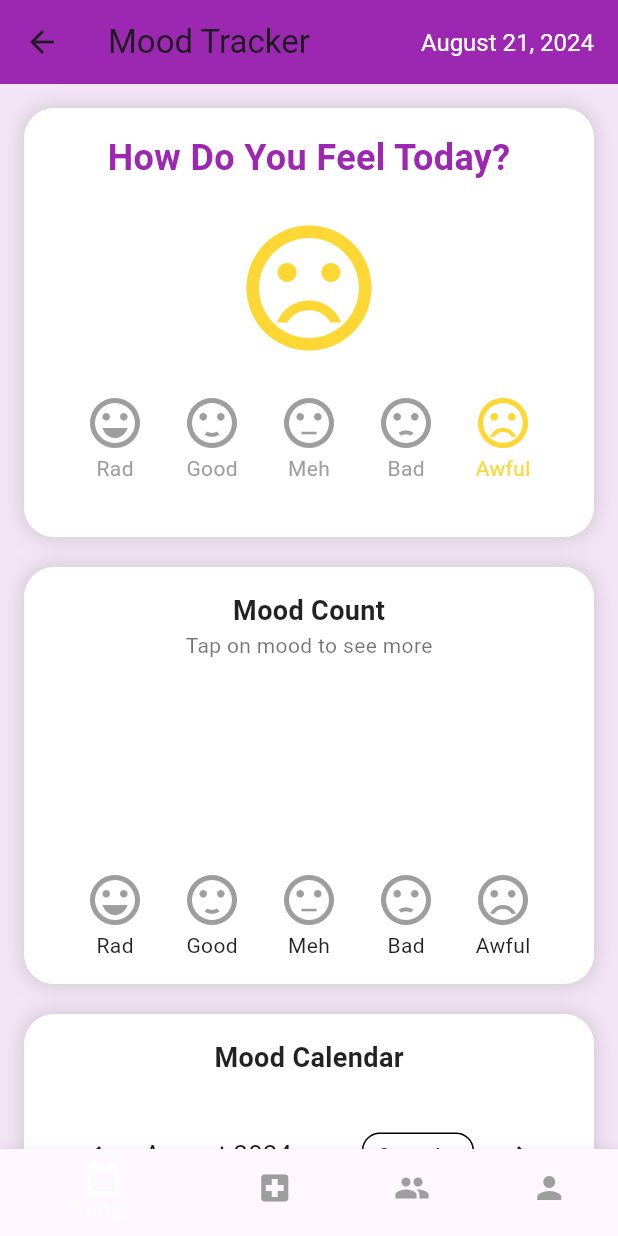
After one commit to ek08052004/healthyminds, a Flutter app: the screen it shows after launch, after a tap on "Go to Mood Tracker", on a phone screen of 412 x 824 dp. The commit adds this screen. Run offline on Flutter 3.47's test engine with Material 3 defaults, Android fonts, the phone set to English and light mode, and no system bars; drawn by our look-alikes of table_calendar; our stand-ins replace image_picker.

Commit message:
mood tracker added

```diff
--- a/lib/main.dart
+++ b/lib/main.dart
@@ -1,5 +1,5 @@
 import 'package:flutter/material.dart';
-import 'screens/vision_board_screen.dart';
+import 'screens/home_screen.dart'; // Import HomeScreen
 
 void main() {
   runApp(MyApp());
@@ -14,7 +14,7 @@ class MyApp extends StatelessWidget {
       theme: ThemeData(
         primarySwatch: Colors.blue,
       ),
-      home: VisionBoardScreen(),
+      home: HomeScreen(), // Set HomeScreen as the home widget
     );
   }
 }
--- /dev/null
+++ b/lib/screens/home_screen.dart
@@ -0,0 +1,44 @@
+import 'package:flutter/material.dart';
+import 'vision_board_screen.dart';
+import 'mood_tracker_screen.dart'; // Import MoodTrackerScreen
+
+class HomeScreen extends StatelessWidget {
+  @override
+  Widget build(BuildContext context) {
+    return Scaffold(
+      appBar: AppBar(
+        title: Text('Home'),
+      ),
+      body: Center(
+        child: Column(
+          mainAxisAlignment: MainAxisAlignment.center,
+          children: [
+            ElevatedButton(
+              onPressed: () {
+                Navigator.push(
+                  context,
+                  MaterialPageRoute(
+                    builder: (context) => VisionBoardScreen(),
+                  ),
+                );
+              },
+              child: Text('Go to Vision Board'),
+            ),
+            SizedBox(height: 20),
+            ElevatedButton(
+              onPressed: () {
+                Navigator.push(
+                  context,
+                  MaterialPageRoute(
+                    builder: (context) => MoodTrackerScreen(),
+                  ),
+                );
+              },
+              child: Text('Go to Mood Tracker'),
+            ),
+          ],
+        ),
+      ),
+    );
+  }
+}
--- /dev/null
+++ b/lib/screens/mood_tracker_screen.dart
@@ -0,0 +1,367 @@
+import 'package:flutter/material.dart';
+import 'package:table_calendar/table_calendar.dart';
+import 'dart:math';
+import 'package:intl/intl.dart';
+
+class MoodTrackerScreen extends StatefulWidget {
+  @override
+  _MoodTrackerScreenState createState() => _MoodTrackerScreenState();
+}
+
+class _MoodTrackerScreenState extends State<MoodTrackerScreen> {
+  int _selectedMood = 4; // Default to Awful
+  DateTime _selectedDay = DateTime.now();
+
+  final List<String> moods = ["Rad", "Good", "Meh", "Bad", "Awful"];
+  final List<IconData> moodIcons = [
+    Icons.sentiment_very_satisfied,
+    Icons.sentiment_satisfied,
+    Icons.sentiment_neutral,
+    Icons.sentiment_dissatisfied,
+    Icons.sentiment_very_dissatisfied
+  ];
+  final List<Color> moodColors = [
+    Colors.orange,
+    Colors.green,
+    Colors.purple,
+    Colors.red,
+    Colors.blue,
+  ];
+
+  // Mood counts stored dynamically
+  final List<int> moodCounts = [0, 0, 0, 0, 0];
+
+  // Storing the mood for each date
+  final Map<DateTime, int> moodData = {};
+
+  void _updateMood(int index) {
+    setState(() {
+      if (!moodData.containsKey(_selectedDay)) {
+        _selectedMood = index;
+        moodCounts[index] += 1; // Increment the count of the selected mood
+        moodData[_selectedDay] = index; // Store the mood for the selected date
+      }
+    });
+  }
+
+  @override
+  Widget build(BuildContext context) {
+    String formattedDate = DateFormat.yMMMMd().format(DateTime.now());
+
+    return Scaffold(
+      backgroundColor: Colors.purple[50],
+      appBar: AppBar(
+        backgroundColor: Colors.purple,
+        title: Row(
+          mainAxisAlignment: MainAxisAlignment.spaceBetween,
+          children: [
+            Text('Mood Tracker'),
+            Text(
+              formattedDate,
+              style: TextStyle(fontSize: 16, color: Colors.white),
+            ),
+          ],
+        ),
+      ),
+      body: SingleChildScrollView(
+        child: Padding(
+          padding: const EdgeInsets.all(16.0),
+          child: Column(
+            children: [
+              Container(
+                decoration: BoxDecoration(
+                  color: Colors.white,
+                  borderRadius: BorderRadius.circular(20),
+                  boxShadow: [
+                    BoxShadow(
+                      color: Colors.black12,
+                      blurRadius: 10,
+                      spreadRadius: 2,
+                    ),
+                  ],
+                ),
+                padding: const EdgeInsets.all(16.0),
+                child: Column(
+                  children: [
+                    Text(
+                      "How Do You Feel Today?",
+                      style: TextStyle(
+                        fontSize: 24,
+                        fontWeight: FontWeight.bold,
+                        color: Colors.purple,
+                      ),
+                    ),
+                    SizedBox(height: 20),
+                    Icon(
+                      moodIcons[_selectedMood],
+                      color: Colors.yellow[600],
+                      size: 100,
+                    ),
+                    SizedBox(height: 20),
+                    Row(
+                      mainAxisAlignment: MainAxisAlignment.spaceEvenly,
+                      children: List.generate(moods.length, (index) {
+                        return GestureDetector(
+                          onTap: () {
+                            _updateMood(
+                                index); // Update the mood count dynamically
+                          },
+                          child: Column(
+                            children: [
+                              Icon(
+                                moodIcons[index],
+                                color: _selectedMood == index
+                                    ? Colors.yellow[600]
+                                    : Colors.grey,
+                                size: 40,
+                              ),
+                              Text(
+                                moods[index],
+                                style: TextStyle(
+                                  color: _selectedMood == index
+                                      ? Colors.yellow[600]
+                                      : Colors.grey,
+                                ),
+                              ),
+                            ],
+                          ),
+                        );
+                      }),
+                    ),
+                    SizedBox(height: 20),
+                    if (moodData.containsKey(_selectedDay))
+                      Text(
+                        "Mood for today has already been set!",
+                        style: TextStyle(
+                          color: Colors.red,
+                          fontSize: 16,
+                        ),
+                      ),
+                  ],
+                ),
+              ),
+              SizedBox(height: 20),
+
+              // Mood Counter Widget with Custom Painter
+              Container(
+                decoration: BoxDecoration(
+                  color: Colors.white,
+                  borderRadius: BorderRadius.circular(20),
+                  boxShadow: [
+                    BoxShadow(
+                      color: Colors.black12,
+                      blurRadius: 10,
+                      spreadRadius: 2,
+                    ),
+                  ],
+                ),
+                padding: const EdgeInsets.all(16.0),
+                child: Column(
+                  children: [
+                    Text(
+                      "Mood Count",
+                      style: TextStyle(
+                        fontSize: 18,
+                        fontWeight: FontWeight.bold,
+                        color: Colors.black87,
+                      ),
+                    ),
+                    Text(
+                      "Tap on mood to see more",
+                      style: TextStyle(
+                        fontSize: 14,
+                        color: Colors.black54,
+                      ),
+                    ),
+                    SizedBox(height: 20),
+                    CustomPaint(
+                      size: Size(100, 100),
+                      painter: MoodPieChartPainter(moodCounts),
+                    ),
+                    SizedBox(height: 20),
+                    Row(
+                      mainAxisAlignment: MainAxisAlignment.spaceEvenly,
+                      children: List.generate(moods.length, (index) {
+                        return Column(
+                          children: [
+                            Stack(
+                              alignment: Alignment.topRight,
+                              children: [
+                                Icon(
+                                  moodIcons[index],
+                                  color: Colors.grey,
+                                  size: 40,
+                                ),
+                                if (moodCounts[index] > 0)
+                                  CircleAvatar(
+                                    radius: 10,
+                                    backgroundColor: Colors.orange,
+                                    child: Text(
+                                      moodCounts[index].toString(),
+                                      style: TextStyle(
+                                        fontSize: 12,
+                                        color: Colors.white,
+                                      ),
+                                    ),
+                                  ),
+                              ],
+                            ),
+                            Text(
+                              moods[index],
+                              style: TextStyle(
+                                fontSize: 14,
+                                color: Colors.black87,
+                              ),
+                            ),
+                          ],
+                        );
+                      }),
+                    ),
+                  ],
+                ),
+              ),
+              SizedBox(height: 20),
+
+              // Calendar Widget
+              Container(
+                decoration: BoxDecoration(
+                  color: Colors.white,
+                  borderRadius: BorderRadius.circular(20),
+                  boxShadow: [
+                    BoxShadow(
+                      color: Colors.black12,
+                      blurRadius: 10,
+                      spreadRadius: 2,
+                    ),
+                  ],
+                ),
+                padding: const EdgeInsets.all(16.0),
+                child: Column(
+                  children: [
+                    Text(
+                      "Mood Calendar",
+                      style: TextStyle(
+                        fontSize: 18,
+                        fontWeight: FontWeight.bold,
+                        color: Colors.black87,
+                      ),
+                    ),
+                    SizedBox(height: 20),
+                    TableCalendar(
+                      focusedDay: _selectedDay,
+                      firstDay: DateTime.utc(2020, 10, 16),
+                      lastDay: DateTime.utc(2030, 3, 14),
+                      calendarStyle: CalendarStyle(
+                        markerDecoration: BoxDecoration(
+                          color: Colors.purple,
+                          shape: BoxShape.circle,
+                        ),
+                      ),
+                      selectedDayPredicate: (day) {
+                        return isSameDay(_selectedDay, day);
+                      },
+                      onDaySelected: (selectedDay, focusedDay) {
+                        setState(() {
+                          _selectedDay = selectedDay;
+                        });
+                      },
+                      calendarBuilders: CalendarBuilders(
+                        singleMarkerBuilder: (context, date, events) {
+                          int? moodIndex = moodData[date];
+                          if (moodIndex != null) {
+                            return Container(
+                              width: 24,
+                              height: 24,
+                              decoration: BoxDecoration(
+                                color: moodColors[moodIndex],
+                                shape: BoxShape.circle,
+                              ),
+                              child: Center(
+                                child: Icon(
+                                  moodIcons[moodIndex],
+                                  color: Colors.white,
+                                  size: 16,
+                                ),
+                              ),
+                            );
+                          }
+                          return Container(); // No mood recorded for this day
+                        },
+                      ),
+                    ),
+                  ],
+                ),
+              ),
+            ],
+          ),
+        ),
+      ),
+      bottomNavigationBar: BottomNavigationBar(
+        backgroundColor: Colors.purple,
+        selectedItemColor: Colors.white,
+        unselectedItemColor: Colors.grey[500],
+        items: [
+          BottomNavigationBarItem(
+            icon: Icon(Icons.calendar_today),
+            label: 'Today',
+          ),
+          BottomNavigationBarItem(
+            icon: Icon(Icons.local_hospital),
+            label: 'Therapy',
+          ),
+          BottomNavigationBarItem(
+            icon: Icon(Icons.people),
+            label: 'Experts',
+          ),
+          BottomNavigationBarItem(
+            icon: Icon(Icons.person),
+            label: 'Profile',
+          ),
+        ],
+      ),
+    );
+  }
+}
+
+class MoodPieChartPainter extends CustomPainter {
+  final List<int> moodCounts;
+  final List<Color> moodColors = [
+    Colors.orange,
+    Colors.green,
+    Colors.purple,
+    Colors.red,
+    Colors.blue,
+  ];
+
+  MoodPieChartPainter(this.moodCounts);
+
+  @override
+  void paint(Canvas canvas, Size size) {
+    double total = moodCounts.reduce((a, b) => a + b).toDouble();
+    if (total == 0) return;
+    // Avoid division by zero if there are no mood entries
+
+    double startAngle = -pi / 2;
+    final paint = Paint()..style = PaintingStyle.fill;
+
+    for (int i = 0; i < moodCounts.length; i++) {
+      final sweepAngle = (moodCounts[i] / total) * 2 * pi;
+      paint.color = moodColors[i];
+      canvas.drawArc(
+        Rect.fromCircle(
+            center: Offset(size.width / 2, size.height / 2),
+            radius: size.width / 2),
+        startAngle,
+        sweepAngle,
+        true,
+        paint,
+      );
+      startAngle += sweepAngle;
+    }
+  }
+
+  @override
+  bool shouldRepaint(covariant CustomPainter oldDelegate) {
+    return true;
+  }
+}
--- a/lib/screens/vision_board_screen.dart
+++ b/lib/screens/vision_board_screen.dart
@@ -22,6 +22,14 @@ class _VisionBoardScreenState extends State<VisionBoardScreen> {
     return Scaffold(
       appBar: AppBar(
         title: Text('My Vision Board'),
+        actions: [
+          IconButton(
+            icon: Icon(Icons.home),
+            onPressed: () {
+              Navigator.popUntil(context, ModalRoute.withName('/'));
+            },
+          ),
+        ],
       ),
       body: _images.isEmpty
           ? Center(
@@ -36,7 +44,8 @@ class _VisionBoardScreenState extends State<VisionBoardScreen> {
           final imagePath = await Navigator.push(
             context,
             MaterialPageRoute(
-                builder: (context) => UploadImageScreen(imageCount: _images.length)),
+                builder: (context) =>
+                    UploadImageScreen(imageCount: _images.length)),
           );
 
           if (imagePath != null) {
--- a/pubspec.yaml
+++ b/pubspec.yaml
@@ -30,6 +30,8 @@ environment:
 dependencies:
   flutter:
     sdk: flutter
+  table_calendar: ^3.0.6
+  fl_chart: ^0.68.0
 
 
   # The following adds the Cupertino Icons font to your application.
```
Also changed, not shown: pubspec.lock.
